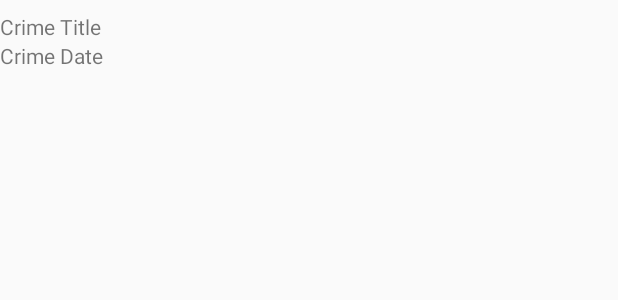
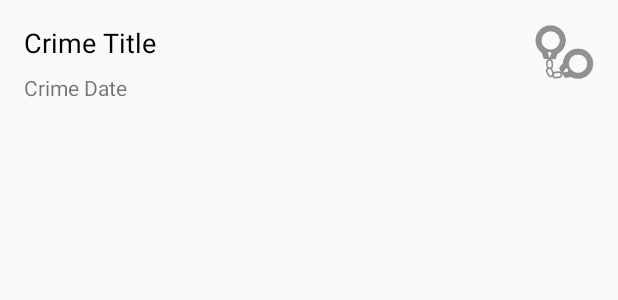
Before and after one commit to lgsd123456/CriminalIntent, an Android app: the layout list_item_crime.xml on its own in the app's theme, with its tools: preview values and no code run, on a phone screen of 412 x 824 dp. Shown: the top 300 px of the screen. Run offline under Robolectric (Android 15) with nearby library versions, the phone set to English and light mode, and no system bars.

Commit message:
finish 9 chater

```diff
--- a/app/src/main/res/layout/list_item_crime.xml
+++ b/app/src/main/res/layout/list_item_crime.xml
@@ -1,30 +1,46 @@
 <?xml version="1.0" encoding="utf-8"?>
 <androidx.constraintlayout.widget.ConstraintLayout xmlns:android="http://schemas.android.com/apk/res/android"
-                                                   xmlns:app="http://schemas.android.com/apk/res-auto"
-                                                   xmlns:tools="http://schemas.android.com/tools"
-                                                   android:id="@+id/linearLayout"
-                                                   android:layout_width="match_parent"
-                                                   android:layout_height="wrap_content">
+    xmlns:app="http://schemas.android.com/apk/res-auto"
+    xmlns:tools="http://schemas.android.com/tools"
+    android:id="@+id/linearLayout"
+    android:layout_width="match_parent"
+    android:layout_height="wrap_content">
 
     <TextView
         android:id="@+id/crime_title"
         android:layout_width="0dp"
         android:layout_height="wrap_content"
-        android:layout_marginTop="8dp"
+        android:layout_marginStart="16dp"
+        android:layout_marginTop="16dp"
+        android:layout_marginEnd="8dp"
         android:text="Crime Title"
-        app:layout_constraintBottom_toTopOf="@+id/crime_date"
-        app:layout_constraintEnd_toEndOf="parent"
+        android:textColor="@android:color/black"
+        android:textSize="18sp"
+        app:layout_constraintEnd_toStartOf="@+id/crime_solved"
         app:layout_constraintStart_toStartOf="parent"
-        app:layout_constraintTop_toTopOf="parent"
-        app:layout_constraintVertical_chainStyle="packed"/>
+        app:layout_constraintTop_toTopOf="parent" />
 
     <TextView
         android:id="@+id/crime_date"
         android:layout_width="0dp"
         android:layout_height="wrap_content"
+        android:layout_marginStart="16dp"
+        android:layout_marginTop="8dp"
+        android:layout_marginEnd="8dp"
         android:text="Crime Date"
+        app:layout_constraintEnd_toStartOf="@+id/crime_solved"
+        app:layout_constraintStart_toStartOf="parent"
+        app:layout_constraintTop_toBottomOf="@+id/crime_title" />
+
+    <ImageView
+        android:id="@+id/crime_solved"
+        android:layout_width="wrap_content"
+        android:layout_height="wrap_content"
+        android:layout_marginTop="16dp"
+        android:layout_marginEnd="16dp"
+        android:layout_marginBottom="16dp"
         app:layout_constraintBottom_toBottomOf="parent"
         app:layout_constraintEnd_toEndOf="parent"
-        app:layout_constraintStart_toStartOf="parent"
-        app:layout_constraintTop_toBottomOf="@+id/crime_title"/>
+        app:layout_constraintTop_toTopOf="parent"
+        app:srcCompat="@drawable/ic_solved" />
 </androidx.constraintlayout.widget.ConstraintLayout>
```
